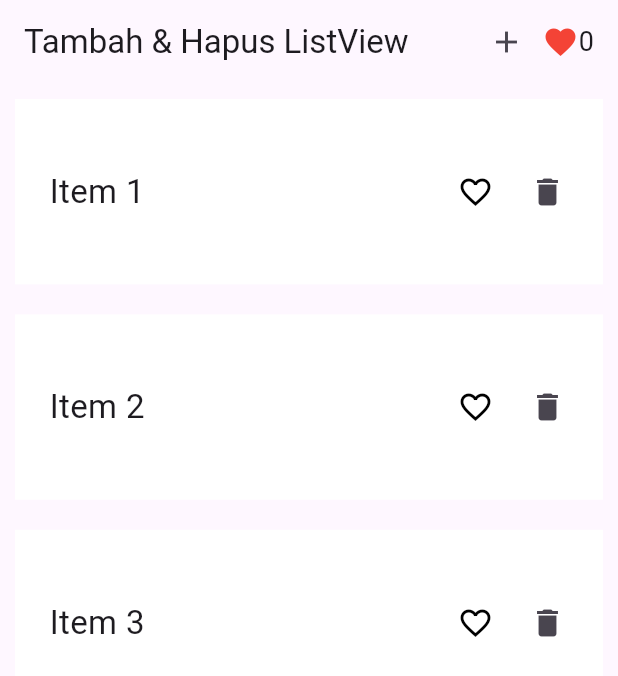
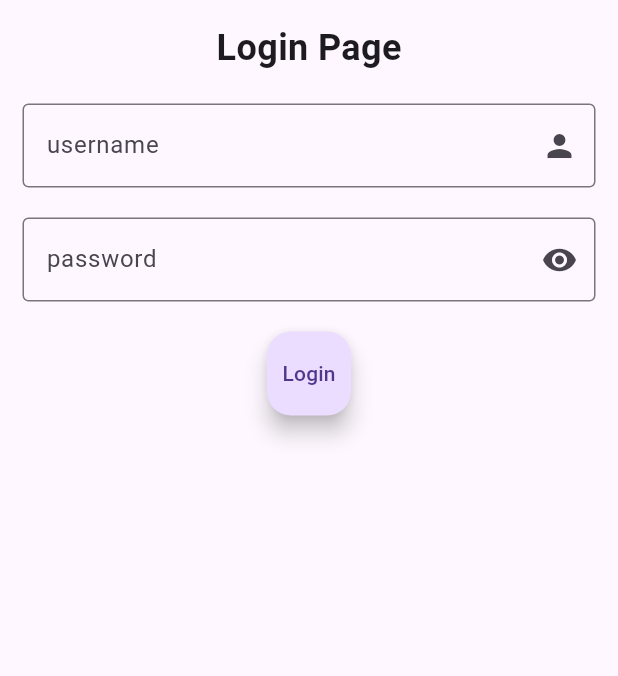
Before and after one commit to irfanfuadi1/flutter_pertama, a Flutter app: the screen it shows after launch, on a phone screen of 412 x 824 dp. Shown: the top 676 px of the screen. Run offline on Flutter 3.47's test engine with Material 3 defaults, Android fonts, the phone set to English and light mode, and no system bars; our stand-ins replace bloc, flutter_bloc.

Commit message:
state management bloc, login and homepage

```diff
--- a/lib/belajar_state.dart
+++ /dev/null
@@ -1,18 +0,0 @@
-import 'package:flutter/material.dart';
-// import 'package:flutter_pertama/main.dart';
-
-void main() {
-  runApp(const MyApp());
-}
-
-class MyApp extends StatelessWidget {
-  const MyApp({super.key});
-
-  @override
-  Widget build(BuildContext context) {
-    return MaterialApp(
-      debugShowCheckedModeBanner: false,
-      home: const (title: "Belajar State"),
-    );
-  }
-}
--- /dev/null
+++ b/lib/bloc/auth/auth_bloc.dart
@@ -0,0 +1,22 @@
+import 'package:flutter_bloc/flutter_bloc.dart';
+import 'package:meta/meta.dart';
+
+part 'auth_event.dart';
+part 'auth_state.dart';
+
+class AuthBloc extends Bloc<AuthEvent, AuthState> {
+  AuthBloc() : super(AuthInitial()) {
+    on<AuthEventLogin>((event, emit) async {
+      emit(AuthStateLoading());
+
+      await Future.delayed(const Duration(seconds: 3));
+
+      // simulasi login
+      if (event.username == "admin" && event.password == "123") {
+        emit(AuthStateLoaded());
+      } else {
+        emit(AuthStateError(message: "Username atau Password salah"));
+      }
+    });
+  }
+}
--- /dev/null
+++ b/lib/bloc/auth/auth_event.dart
@@ -0,0 +1,10 @@
+part of 'auth_bloc.dart';
+
+@immutable
+sealed class AuthEvent {}
+
+class AuthEventLogin extends AuthEvent {
+  final String username;
+  final String password;
+  AuthEventLogin({required this.username, required this.password});
+}
--- /dev/null
+++ b/lib/bloc/auth/auth_state.dart
@@ -0,0 +1,15 @@
+part of 'auth_bloc.dart';
+
+@immutable
+sealed class AuthState {}
+
+final class AuthInitial extends AuthState {}
+
+class AuthStateLoading extends AuthState {}
+
+class AuthStateLoaded extends AuthState {}
+
+class AuthStateError extends AuthState {
+  final String message;
+  AuthStateError({required this.message});
+}
--- /dev/null
+++ b/lib/bloc/cubit/visibility_cubit.dart
@@ -0,0 +1,7 @@
+import 'package:flutter_bloc/flutter_bloc.dart';
+
+class VisibilityCubit extends Cubit<bool> {
+  VisibilityCubit() : super(true);
+
+  void visibiliti() => emit(!state);
+}
--- a/lib/main.dart
+++ b/lib/main.dart
@@ -1,7 +1,150 @@
+// import 'package:flutter/material.dart';
+
+// void main() {
+//   runApp(const MyApp());
+// }
+
+// class MyApp extends StatelessWidget {
+//   const MyApp({super.key});
+
+//   @override
+//   Widget build(BuildContext context) {
+//     return MaterialApp(
+//       debugShowCheckedModeBanner: false,
+//       home: const MyHomePage(title: "Flutter Demo"),
+//     );
+//   }
+// }
+
+// List<String> templist = [
+//   "Item 1",
+//   "Item 2",
+//   "Item 3"
+//   ];
+// List<bool> favoriteStatus = [
+//   false,
+//   false,
+//   false
+//   ];
+
+// class MyHomePage extends StatefulWidget {
+//   const MyHomePage({super.key, required this.title});
+
+//   final String title;
+
+//   @override
+//   State<MyHomePage> createState() => _MyHomePageState();
+// }
+
+// class _MyHomePageState extends State<MyHomePage> {
+//   void tambah() {
+//     setState(() {
+//       templist.add("New Item");
+//       favoriteStatus.add(false);
+//     });
+//   }
+
+//   void deleteItem(int index) {
+//     setState(() {
+//       templist.removeAt(index);
+//       favoriteStatus.removeAt(index);
+//     });
+//   }
+
+//   @override
+//   Widget build(BuildContext context) {
+//     return Scaffold(
+//       appBar: AppBar(
+//         title: const Text("Tambah & Hapus ListView"),
+//         actions: [
+//           IconButton(onPressed: tambah, icon: const Icon(Icons.add)),
+//           Row(
+//             children: [
+//               const Icon(Icons.favorite, color: Colors.red),
+//               Text(
+//                 favoriteStatus.where((e) => e == true).length.toString(),
+//                 style: const TextStyle(fontSize: 18),
+//               ),
+//               const SizedBox(width: 16),
+//             ],
+//           ),
+//         ],
+//       ),
+
+//       body: ListView.builder(
+//         itemCount: templist.length,
+//         itemBuilder: (context, index) {
+//           return Container(
+//             height: MediaQuery.of(context).size.height * 0.15,
+//             margin: const EdgeInsets.all(10),
+//             padding: const EdgeInsets.all(10),
+//             decoration: BoxDecoration(
+//               color: Colors.white,
+//               border: Border.all(color: Colors.transparent, width: 3),
+//             ),
+//             child: Row(
+//               children: [
+//                 const SizedBox(width: 10),
+
+//                 Expanded(
+//                   child: Text(
+//                     templist[index],
+//                     style: const TextStyle(fontSize: 22),
+//                   ),
+//                 ),
+
+//                 // FAVORITE BUTTON (langsung mapping)
+//                 IconButton(
+//                   onPressed: () {
+//                     setState(() {
+//                       favoriteStatus[index] = !favoriteStatus[index];
+//                     });
+//                   },
+//                   icon: Icon(
+//                     favoriteStatus[index]
+//                         ? Icons.favorite
+//                         : Icons.favorite_border,
+//                     color: favoriteStatus[index] ? Colors.red : Colors.black,
+//                   ),
+//                 ),
+
+//                 // DELETE BUTTON
+//                 IconButton(
+//                   onPressed: () => deleteItem(index),
+//                   icon: const Icon(Icons.delete),
+//                 ),
+//               ],
+//             ),
+//           );
+//         },
+//       ),
+//     );
+//   }
+// }
+
 import 'package:flutter/material.dart';
+import 'package:flutter_bloc/flutter_bloc.dart';
+import 'package:flutter_pertama/bloc/cubit/item_cubit.dart';
+// import 'package:flutter_pertama/bloc/cubit/change_color_cubit.dart';
+// import 'package:flutter_pertama/bloc/cubit/counter_cubit.dart';
+// import 'package:flutter_pertama/bloc/cubit/counter_page.dart';
+import 'package:flutter_pertama/bloc/cubit/visibility_cubit.dart';
+import '../bloc/auth/auth_bloc.dart';
+import 'pages/login_page.dart';
 
 void main() {
-  runApp(const MyApp());
+  runApp(
+    MultiBlocProvider(
+      providers: [
+        BlocProvider(create: (_) => AuthBloc()),
+        // BlocProvider(create: (_) => CounterCubit()),
+        // BlocProvider(create: (_) => ChangeColorCubit()),
+        BlocProvider(create: (_) => VisibilityCubit()),
+        BlocProvider(create: (_) => ItemCubit()),
+      ],
+      child: const MyApp(),
+    ),
+  );
 }
 
 class MyApp extends StatelessWidget {
@@ -11,105 +154,7 @@ class MyApp extends StatelessWidget {
   Widget build(BuildContext context) {
     return MaterialApp(
       debugShowCheckedModeBanner: false,
-      home: const MyHomePage(title: "Flutter Demo"),
+      home: LoginPage(),
     );
   }
 }
-
-List<String> templist = ["Item 1", "Item 2", "Item 3"];
-List<bool> favoriteStatus = [false, false, false];
-
-class MyHomePage extends StatefulWidget {
-  const MyHomePage({super.key, required this.title});
-
-  final String title;
-
-  @override
-  State<MyHomePage> createState() => _MyHomePageState();
-}
-
-class _MyHomePageState extends State<MyHomePage> {
-  void tambah() {
-    setState(() {
-      templist.add("New Item");
-      favoriteStatus.add(false);
-    });
-  }
-
-  void deleteItem(int index) {
-    setState(() {
-      templist.removeAt(index);
-      favoriteStatus.removeAt(index);
-    });
-  }
-
-  @override
-  Widget build(BuildContext context) {
-    return Scaffold(
-      appBar: AppBar(
-        title: const Text("Tambah & Hapus ListView"),
-        actions: [
-          IconButton(onPressed: tambah, icon: const Icon(Icons.add)),
-          Row(
-            children: [
-              const Icon(Icons.favorite, color: Colors.red),
-              Text(
-                favoriteStatus.where((e) => e == true).length.toString(),
-                style: const TextStyle(fontSize: 18),
-              ),
-              const SizedBox(width: 16),
-            ],
-          ),
-        ],
-      ),
-
-      body: ListView.builder(
-        itemCount: templist.length,
-        itemBuilder: (context, index) {
-          return Container(
-            height: MediaQuery.of(context).size.height * 0.15,
-            margin: const EdgeInsets.all(10),
-            padding: const EdgeInsets.all(10),
-            decoration: BoxDecoration(
-              color: Colors.white,
-              border: Border.all(color: Colors.transparent, width: 3),
-            ),
-            child: Row(
-              children: [
-                const SizedBox(width: 10),
-
-                Expanded(
-                  child: Text(
-                    templist[index],
-                    style: const TextStyle(fontSize: 22),
-                  ),
-                ),
-
-                // FAVORITE BUTTON (langsung mapping)
-                IconButton(
-                  onPressed: () {
-                    setState(() {
-                      favoriteStatus[index] = !favoriteStatus[index];
-                    });
-                  },
-                  icon: Icon(
-                    favoriteStatus[index]
-                        ? Icons.favorite
-                        : Icons.favorite_border,
-                    color: favoriteStatus[index] ? Colors.red : Colors.black,
-                  ),
-                ),
-
-                // DELETE BUTTON
-                IconButton(
-                  onPressed: () => deleteItem(index),
-                  icon: const Icon(Icons.delete),
-                ),
-              ],
-            ),
-          );
-        },
-      ),
-    );
-  }
-}
--- /dev/null
+++ b/lib/pages/login_page.dart
@@ -0,0 +1,98 @@
+import 'package:flutter/material.dart';
+import 'package:flutter_bloc/flutter_bloc.dart';
+import 'package:flutter_pertama/pages/item_page.dart';
+
+import '../bloc/auth/auth_bloc.dart';
+import '../bloc/cubit/visibility_cubit.dart';
+
+
+class LoginPage extends StatelessWidget {
+  const LoginPage({super.key});
+
+  @override
+  Widget build(BuildContext context) {
+    TextEditingController usernameC = TextEditingController();
+    TextEditingController passwordC = TextEditingController();
+    return Scaffold(
+      body: Padding(
+        padding: const EdgeInsets.all(15.0),
+        child: Column(
+          children: [
+            const Text(
+              'Login Page',
+              style: TextStyle(fontSize: 24, fontWeight: FontWeight.bold),
+            ),
+            const SizedBox(height: 20),
+            TextFormField(
+              controller: usernameC,
+              decoration: InputDecoration(
+                hintText: 'username',
+                border: const OutlineInputBorder(),
+                suffixIcon: const Icon(Icons.person),
+              ),
+            ),
+            const SizedBox(height: 20),
+            BlocBuilder<VisibilityCubit, bool>(
+              builder: (ctxVisibility, visibilityVal) {
+                return TextFormField(
+                  controller: passwordC,
+                  obscureText: visibilityVal,
+                  decoration: InputDecoration(
+                    hintText: 'password',
+                    border: const OutlineInputBorder(),
+                    suffixIcon: IconButton(
+                      onPressed: () {
+                        ctxVisibility
+                            .read<VisibilityCubit>()
+                            .visibiliti();
+                      },
+                      icon: Icon(
+                        visibilityVal
+                            ? Icons.remove_red_eye
+                            : Icons.remove_red_eye_outlined,
+                      ),
+                    ),
+                  ),
+                );
+              },
+            ),
+            const SizedBox(height: 20),
+            BlocConsumer<AuthBloc, AuthState>(
+              listener: (context, state) {
+                if (state is AuthStateLoaded) {
+                  Navigator.pushReplacement(
+                    context,
+                    MaterialPageRoute(builder: (_) => const ItemPage()),
+                  );
+                }
+
+                if (state is AuthStateError) {
+                  ScaffoldMessenger.of(
+                    context,
+                  ).showSnackBar(SnackBar(content: Text(state.message)));
+                }
+              },
+              builder: (context, state) {
+                return FloatingActionButton(
+                  onPressed: () {
+                    context.read<AuthBloc>().add(
+                      AuthEventLogin(
+                        username: usernameC.text,
+                        password: passwordC.text,
+                      ),
+                    );
+                  },
+                  child: Text(
+                    state is AuthStateLoading
+                        ? 'Loading...'
+                        : 'Login',
+                  ),
+                );
+              },
+            ),
+          ],
+        ),
+      ),
+    );
+  }
+}
--- a/pubspec.yaml
+++ b/pubspec.yaml
@@ -34,6 +34,8 @@ dependencies:
   # The following adds the Cupertino Icons font to your application.
   # Use with the CupertinoIcons class for iOS style icons.
   cupertino_icons: ^1.0.8
+  flutter_bloc: ^9.1.1
+  bloc: ^9.1.0
 
 dev_dependencies:
   flutter_test:
```
Also changed, not shown: lib/bloc/cubit/change_color_cubit.dart (added, +7 -0 lines), lib/bloc/cubit/counter_cubit.dart (added, +8 -0 lines), lib/bloc/cubit/counter_page.dart (added, +69 -0 lines), lib/bloc/cubit/item_cubit.dart (added, +46 -0 lines), lib/pages/item_page.dart (added, +89 -0 lines), lib/pages/counter_page.dart (added), lib/pages/latihan_state_management.dart (renamed from lib/latihan_state_management.dart), lib/pages/profile_page.dart (renamed from lib/profile_page.dart), pubspec.lock, 1 other file.
